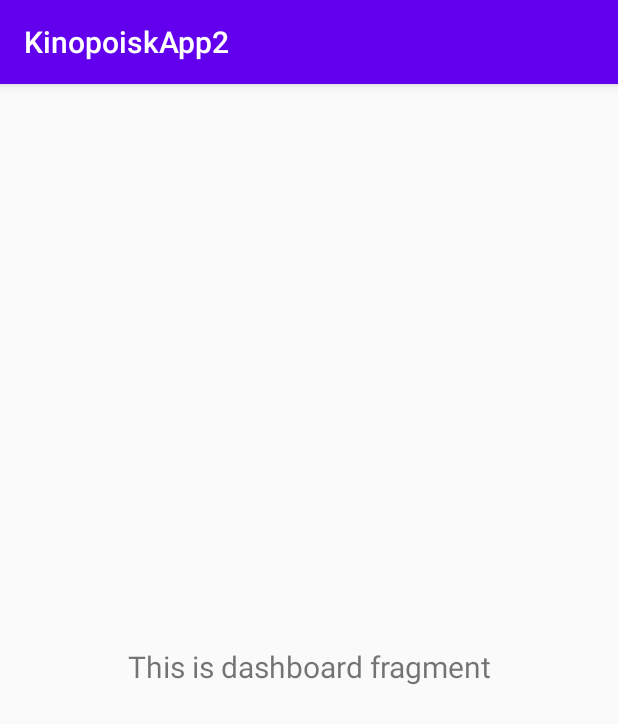
After one commit to igorslepcov/22Sdat, an Android app: the fragment DashboardFragment shown on its own in the app's theme, on a phone screen of 412 x 824 dp. The commit adds this screen. Shown: the top 724 px of the screen. Run offline under Robolectric (Android 15) with nearby library versions, the phone set to English and light mode, and no system bars.

Commit message:
With navigation

```diff
--- a/app/build.gradle
+++ b/app/build.gradle
@@ -31,6 +31,11 @@ dependencies {
 
     implementation 'androidx.appcompat:appcompat:1.2.0'
     implementation 'androidx.constraintlayout:constraintlayout:2.0.4'
+    implementation 'com.google.android.material:material:1.3.0'
+    implementation 'androidx.vectordrawable:vectordrawable:1.1.0'
+    implementation 'androidx.navigation:navigation-fragment:2.3.4'
+    implementation 'androidx.navigation:navigation-ui:2.3.4'
+    implementation 'androidx.lifecycle:lifecycle-extensions:2.2.0'
     testImplementation 'junit:junit:4.12'
     androidTestImplementation 'androidx.test.ext:junit:1.1.2'
     androidTestImplementation 'androidx.test.espresso:espresso-core:3.3.0'
--- a/app/src/main/java/ru/startandroid/kinopoiskapp2/SignIn.java
+++ b/app/src/main/java/ru/startandroid/kinopoiskapp2/SignIn.java
@@ -59,11 +59,11 @@ public class SignIn extends AppCompatActivity {
             public void onResponse(Call<LoginResponse> call, Response<LoginResponse> response) {
                 if(response.isSuccessful()){
                     LoginResponse loginResponse = response.body();
-                    startActivity(new Intent(SignIn.this, MainActivity.class));
+                    startActivity(new Intent(SignIn.this, MainActivityOne.class));
                     finish();
                 }
                 else{
-                    Toast.makeText(SignIn.this, "Возникла ощибка, повторите позже...", Toast.LENGTH_LONG).show();
+                    Toast.makeText(SignIn.this, "Возникла ошибка, повторите позже...", Toast.LENGTH_LONG).show();
                 }
             }
 
--- /dev/null
+++ b/app/src/main/java/ru/startandroid/kinopoiskapp2/ui/dashboard/DashboardFragment.java
@@ -0,0 +1,35 @@
+package ru.startandroid.kinopoiskapp2.ui.dashboard;
+
+import android.os.Bundle;
+import android.view.LayoutInflater;
+import android.view.View;
+import android.view.ViewGroup;
+import android.widget.TextView;
+
+import androidx.annotation.NonNull;
+import androidx.annotation.Nullable;
+import androidx.fragment.app.Fragment;
+import androidx.lifecycle.Observer;
+import androidx.lifecycle.ViewModelProviders;
+
+import ru.startandroid.kinopoiskapp2.R;
+
+public class DashboardFragment extends Fragment {
+
+    private DashboardViewModel dashboardViewModel;
+
+    public View onCreateView(@NonNull LayoutInflater inflater,
+                             ViewGroup container, Bundle savedInstanceState) {
+        dashboardViewModel =
+                ViewModelProviders.of(this).get(DashboardViewModel.class);
+        View root = inflater.inflate(R.layout.fragment_dashboard, container, false);
+        final TextView textView = root.findViewById(R.id.text_dashboard);
+        dashboardViewModel.getText().observe(getViewLifecycleOwner(), new Observer<String>() {
+            @Override
+            public void onChanged(@Nullable String s) {
+                textView.setText(s);
+            }
+        });
+        return root;
+    }
+}
--- /dev/null
+++ b/app/src/main/java/ru/startandroid/kinopoiskapp2/ui/dashboard/DashboardViewModel.java
@@ -0,0 +1,19 @@
+package ru.startandroid.kinopoiskapp2.ui.dashboard;
+
+import androidx.lifecycle.LiveData;
+import androidx.lifecycle.MutableLiveData;
+import androidx.lifecycle.ViewModel;
+
+public class DashboardViewModel extends ViewModel {
+
+    private MutableLiveData<String> mText;
+
+    public DashboardViewModel() {
+        mText = new MutableLiveData<>();
+        mText.setValue("This is dashboard fragment");
+    }
+
+    public LiveData<String> getText() {
+        return mText;
+    }
+}
--- /dev/null
+++ b/app/src/main/res/layout/fragment_dashboard.xml
@@ -0,0 +1,22 @@
+<?xml version="1.0" encoding="utf-8"?>
+<androidx.constraintlayout.widget.ConstraintLayout xmlns:android="http://schemas.android.com/apk/res/android"
+    xmlns:app="http://schemas.android.com/apk/res-auto"
+    xmlns:tools="http://schemas.android.com/tools"
+    android:layout_width="match_parent"
+    android:layout_height="match_parent"
+    tools:context=".ui.dashboard.DashboardFragment">
+
+    <TextView
+        android:id="@+id/text_dashboard"
+        android:layout_width="match_parent"
+        android:layout_height="wrap_content"
+        android:layout_marginStart="8dp"
+        android:layout_marginTop="8dp"
+        android:layout_marginEnd="8dp"
+        android:textAlignment="center"
+        android:textSize="20sp"
+        app:layout_constraintBottom_toBottomOf="parent"
+        app:layout_constraintEnd_toEndOf="parent"
+        app:layout_constraintStart_toStartOf="parent"
+        app:layout_constraintTop_toTopOf="parent" />
+</androidx.constraintlayout.widget.ConstraintLayout>
--- /dev/null
+++ b/app/src/main/res/values/dimens.xml
@@ -0,0 +1,5 @@
+<resources>
+    <!-- Default screen margins, per the Android Design guidelines. -->
+    <dimen name="activity_horizontal_margin">16dp</dimen>
+    <dimen name="activity_vertical_margin">16dp</dimen>
+</resources>
--- a/app/src/main/res/values/strings.xml
+++ b/app/src/main/res/values/strings.xml
@@ -1,3 +1,7 @@
 <resources>
     <string name="app_name">KinopoiskApp2</string>
+    <string name="title_activity_main_one">MainActivityOne</string>
+    <string name="title_home">Home</string>
+    <string name="title_dashboard">Dashboard</string>
+    <string name="title_notifications">Notifications</string>
 </resources>
```
Also changed, not shown: app/src/main/AndroidManifest.xml (+5 -3 lines), app/src/main/java/ru/startandroid/kinopoiskapp2/MainActivityOne.java (added, +30 -0 lines), app/src/main/java/ru/startandroid/kinopoiskapp2/ui/home/HomeFragment.java (added, +91 -0 lines), app/src/main/java/ru/startandroid/kinopoiskapp2/ui/home/HomeViewModel.java (added, +19 -0 lines), app/src/main/java/ru/startandroid/kinopoiskapp2/ui/notifications/NotificationsFragment.java (added, +35 -0 lines), app/src/main/java/ru/startandroid/kinopoiskapp2/ui/notifications/NotificationsViewModel.java (added, +19 -0 lines), app/src/main/res/drawable/ic_home_black_24dp.xml (added, +9 -0 lines), app/src/main/res/layout/fragment_home.xml (added, +28 -0 lines), app/src/main/res/menu/bottom_nav_menu.xml (added, +19 -0 lines), app/src/main/res/navigation/mobile_navigation.xml (added, +25 -0 lines).
